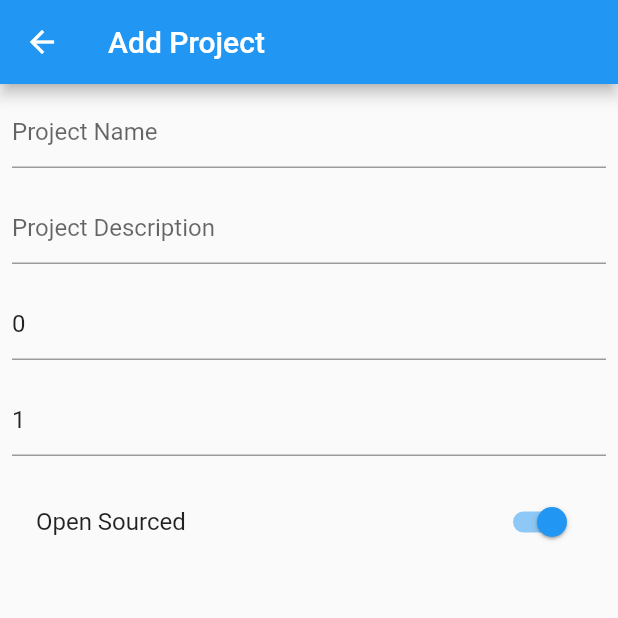
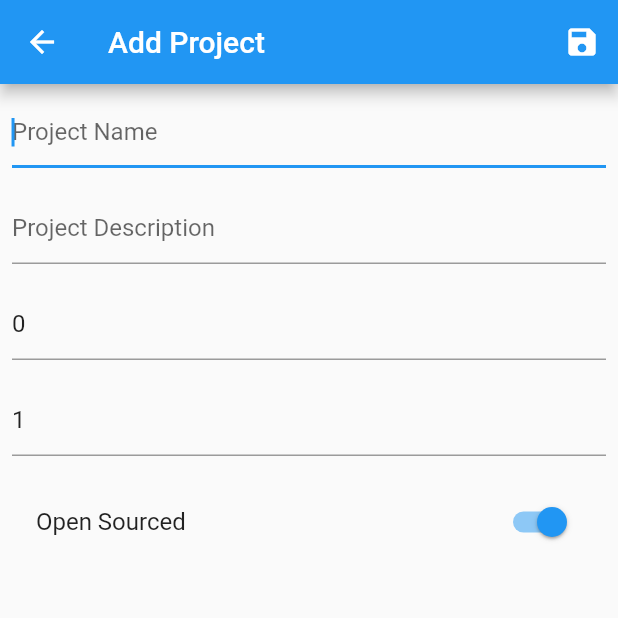
Before and after one commit to rodydavis/flutter_devs, a Flutter app: the AddProjectScreen screen opened directly, on a phone screen of 412 x 824 dp, the top half of it. Run offline on Flutter 3.47's test engine with Material 2 defaults, Android fonts, the phone set to English and light mode, and no system bars; our stand-ins replace localstorage, timeago; missing offline and left inert: dart_firebase; accounts and stored records are empty; generated files the repository leaves out were written again.

Commit message:
Update screen.dart

```diff
--- a/lib/ui/client/projects/screen.dart
+++ b/lib/ui/client/projects/screen.dart
@@ -76,6 +76,14 @@ class _AddProjectScreenState extends State<AddProjectScreen> {
     return Scaffold(
       appBar: AppBar(
         title: Text('Add Project'),
+        actions: <Widget>[
+          IconButton(
+            icon: Icon(Icons.save),
+            onPressed: () {
+              Navigator.pop(context, _project);
+            },
+          )
+        ],
       ),
       body: Form(
         key: _formKey,
@@ -84,6 +92,7 @@ class _AddProjectScreenState extends State<AddProjectScreen> {
             Container(
               padding: EdgeInsets.all(8.0),
               child: TextFormField(
+                autofocus: true,
                 decoration: InputDecoration(hintText: 'Project Name'),
                 initialValue: _project?.name,
                 onSaved: (val) => _project?.name = val,
```
